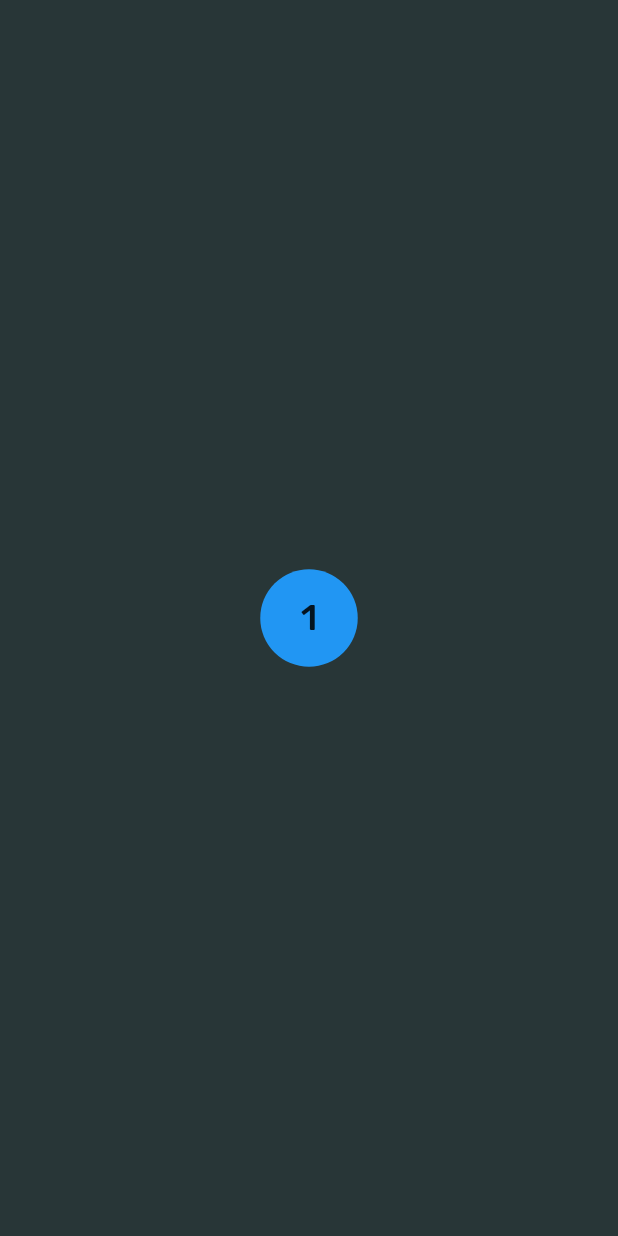
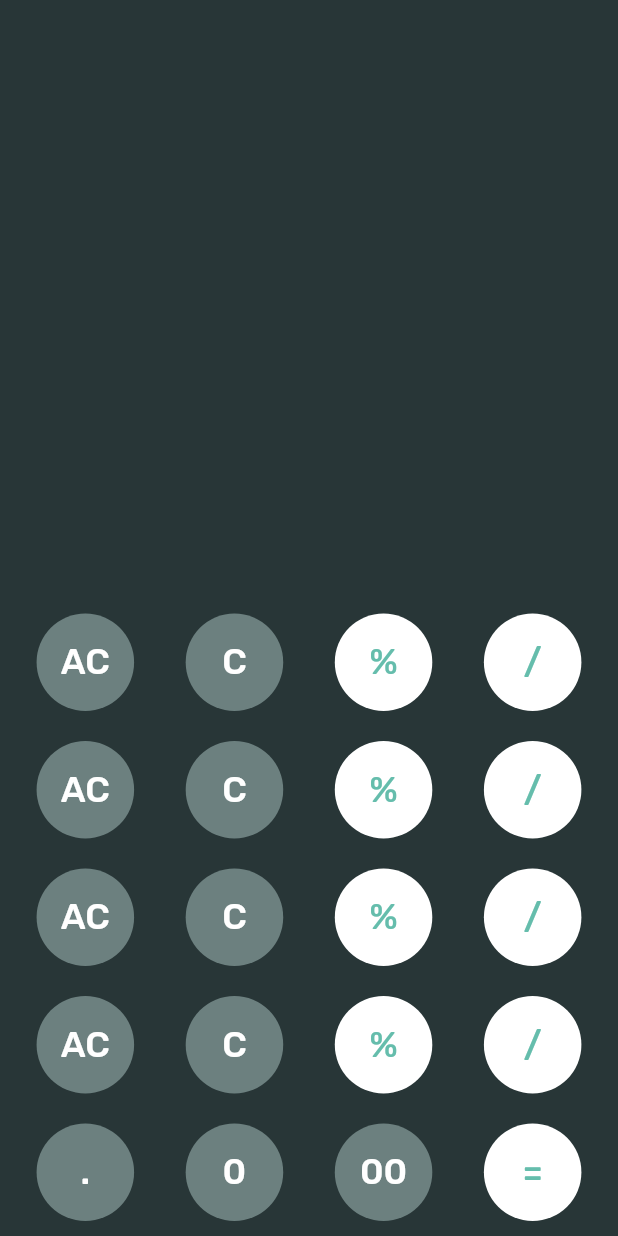
Before and after one commit to MarcelloMonteiro/calculadora, a Flutter app: the screen it shows after launch, on a phone screen of 412 x 824 dp. Run offline on Flutter 3.47's test engine with Material 2 defaults, Android fonts, the phone set to English and light mode, and no system bars; our stand-ins replace google_fonts; missing offline and left inert: dart:ffi.

Commit message:
ajuste no layout

```diff
--- a/lib/main.dart
+++ b/lib/main.dart
@@ -14,8 +14,126 @@ class CalcApp extends StatelessWidget {
     return MaterialApp(
         title: 'Calculadora',
         home: Scaffold(
-          backgroundColor: Color(0xFF283637),
-          body: Center(child: CalcButton(text: '1')),
-        ));
+            backgroundColor: Color(0xFF283637),
+            body: Column(
+              mainAxisAlignment: MainAxisAlignment.end,
+              children: <Widget>[
+                Row(
+                  mainAxisAlignment: MainAxisAlignment.spaceEvenly,
+                  children: <Widget>[
+                    CalcButton(
+                      text: 'AC',
+                      fillColor: 0xFF6C807F,
+                    ),
+                    CalcButton(
+                      text: 'C',
+                      fillColor: 0xFF6C807F,
+                    ),
+                    CalcButton(
+                      text: '%',
+                      fillColor: 0xFFFFFFFF,
+                      textColor: 0xFF65BDAC,
+                    ),
+                    CalcButton(
+                      text: '/',
+                      fillColor: 0xFFFFFFFF,
+                      textColor: 0xFF65BDAC,
+                    ),
+                  ],
+                ),
+                Row(
+                  mainAxisAlignment: MainAxisAlignment.spaceEvenly,
+                  children: <Widget>[
+                    CalcButton(
+                      text: 'AC',
+                      fillColor: 0xFF6C807F,
+                    ),
+                    CalcButton(
+                      text: 'C',
+                      fillColor: 0xFF6C807F,
+                    ),
+                    CalcButton(
+                      text: '%',
+                      fillColor: 0xFFFFFFFF,
+                      textColor: 0xFF65BDAC,
+                    ),
+                    CalcButton(
+                      text: '/',
+                      fillColor: 0xFFFFFFFF,
+                      textColor: 0xFF65BDAC,
+                    ),
+                  ],
+                ),
+                Row(
+                  mainAxisAlignment: MainAxisAlignment.spaceEvenly,
+                  children: <Widget>[
+                    CalcButton(
+                      text: 'AC',
+                      fillColor: 0xFF6C807F,
+                    ),
+                    CalcButton(
+                      text: 'C',
+                      fillColor: 0xFF6C807F,
+                    ),
+                    CalcButton(
+                      text: '%',
+                      fillColor: 0xFFFFFFFF,
+                      textColor: 0xFF65BDAC,
+                    ),
+                    CalcButton(
+                      text: '/',
+                      fillColor: 0xFFFFFFFF,
+                      textColor: 0xFF65BDAC,
+                    ),
+                  ],
+                ),
+                Row(
+                  mainAxisAlignment: MainAxisAlignment.spaceEvenly,
+                  children: <Widget>[
+                    CalcButton(
+                      text: 'AC',
+                      fillColor: 0xFF6C807F,
+                    ),
+                    CalcButton(
+                      text: 'C',
+                      fillColor: 0xFF6C807F,
+                    ),
+                    CalcButton(
+                      text: '%',
+                      fillColor: 0xFFFFFFFF,
+                      textColor: 0xFF65BDAC,
+                    ),
+                    CalcButton(
+                      text: '/',
+                      fillColor: 0xFFFFFFFF,
+                      textColor: 0xFF65BDAC,
+                    ),
+                  ],
+                ),
+                Row(
+                  mainAxisAlignment: MainAxisAlignment.spaceEvenly,
+                  children: <Widget>[
+                    CalcButton(
+                      text: '.',
+                      fillColor: 0xFF6C807F,
+                    ),
+                    CalcButton(
+                      text: '0',
+                      fillColor: 0xFF6C807F,
+                    ),
+                    CalcButton(
+                      text: '00',
+                      fillColor: 0xFF6C807F,
+                      textColor: 0xFFFFFFFF,
+                    ),
+                    CalcButton(
+                      text: '=',
+                      fillColor: 0xFFFFFFFF,
+                      textColor: 0xFF65BDAC,
+                    ),
+                  ],
+                ),
+              ],
+            )));
   }
 }
--- a/lib/widgets/CalcButton.dart
+++ b/lib/widgets/CalcButton.dart
@@ -6,11 +6,22 @@ import 'package:google_fonts/google_fonts.dart';
 
 class CalcButton extends StatelessWidget {
   final String text;
-  const CalcButton({Key? key, required this.text}) : super(key: key);
+  final int fillColor;
+  final int textColor;
+  final double textSizer;
+  const CalcButton(
+      {Key? key,
+      required this.text,
+      required this.fillColor,
+      this.textSizer = 24,
+      this.textColor = 0xFFFFFFFF})
+      : super(key: key);
 
   @override
   Widget build(BuildContext context) {
-    return SizedBox(
+    return Container(
+      margin: EdgeInsets.all(10),
+      child: SizedBox(
         width: 65,
         height: 65,
         child: FlatButton(
@@ -23,7 +34,9 @@ class CalcButton extends StatelessWidget {
                 fontSize: 24,
               ))),
           onPressed: () {},
-        color: Colors.blue,
+          color: fillColor != null ? Color(fillColor) : null,
+          textColor: Color(textColor),
+        ),
       ),
     );
   }
```
Lines whose indentation alone changed are shown as unchanged.
